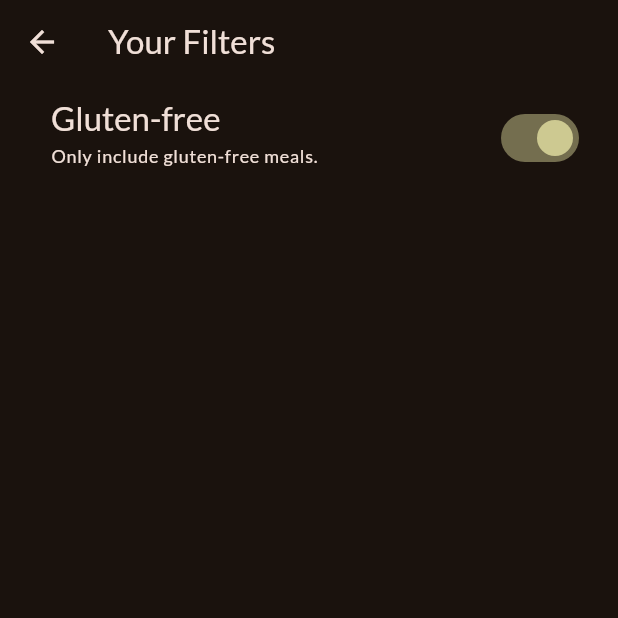
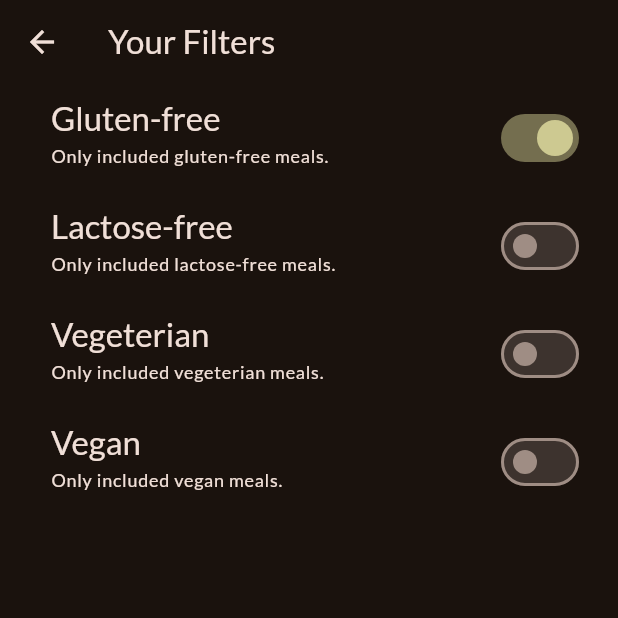
Before and after one commit to cocahonka/flutter-training-meals, a Flutter app: the FiltersScreen screen opened directly, after a tap on "Gluten-free", on a phone screen of 412 x 824 dp, the top half of it. Run offline on Flutter 3.47's test engine with Material 2 defaults, Android fonts, the phone set to English and light mode, and no system bars; our stand-ins replace google_fonts, transparent_image.

Commit message:
encapsulated the meal filters switch in a seperate widget

```diff
--- a/lib/screens/filters.dart
+++ /dev/null
@@ -1,47 +0,0 @@
-import 'package:flutter/material.dart';
-
-class FiltersScreen extends StatefulWidget {
-  const FiltersScreen({super.key});
-
-  @override
-  State<FiltersScreen> createState() => _FiltersScreenState();
-}
-
-class _FiltersScreenState extends State<FiltersScreen> {
-  var _glutenFreeFilterSet = false;
-
-  @override
-  Widget build(BuildContext context) {
-    return Scaffold(
-      appBar: AppBar(
-        title: const Text('Your Filters'),
-      ),
-      body: Column(
-        children: [
-          SwitchListTile(
-            value: _glutenFreeFilterSet,
-            onChanged: (isChecked) {
-              setState(() {
-                _glutenFreeFilterSet = isChecked;
-              });
-            },
-            title: Text(
-              'Gluten-free',
-              style: Theme.of(context).textTheme.titleLarge!.copyWith(
-                    color: Theme.of(context).colorScheme.onBackground,
-                  ),
-            ),
-            subtitle: Text(
-              'Only include gluten-free meals.',
-              style: Theme.of(context).textTheme.labelMedium!.copyWith(
-                    color: Theme.of(context).colorScheme.onBackground,
-                  ),
-            ),
-            activeColor: Theme.of(context).colorScheme.tertiary,
-            contentPadding: const EdgeInsets.only(left: 34, right: 22),
-          ),
-        ],
-      ),
-    );
-  }
-}
--- /dev/null
+++ b/lib/screens/filters_screen.dart
@@ -0,0 +1,76 @@
+import 'package:flutter/material.dart';
+import 'package:meals/widgets/filter_switch.dart';
+
+class FiltersScreen extends StatefulWidget {
+  const FiltersScreen({super.key});
+
+  @override
+  State<FiltersScreen> createState() => _FiltersScreenState();
+}
+
+class _FiltersScreenState extends State<FiltersScreen> {
+  var _glutenFreeFilterSet = false;
+  void _glutenFreeFilterChange(bool value) {
+    setState(() {
+      _glutenFreeFilterSet = value;
+    });
+  }
+
+  var _lactoseFreeFilterSet = false;
+  void _lactoseFreeFilterChange(bool value) {
+    setState(() {
+      _lactoseFreeFilterSet = value;
+    });
+  }
+
+  var _vegetarianFreeFilterSet = false;
+  void _vegetarianFreeFilterChange(bool value) {
+    setState(() {
+      _vegetarianFreeFilterSet = value;
+    });
+  }
+
+  var _veganFilterSet = false;
+  void _veganFilterChange(bool value) {
+    setState(() {
+      _veganFilterSet = value;
+    });
+  }
+
+  @override
+  Widget build(BuildContext context) {
+    return Scaffold(
+      appBar: AppBar(
+        title: const Text('Your Filters'),
+      ),
+      body: Column(
+        children: [
+          FilterSwitch(
+            value: _glutenFreeFilterSet,
+            onChanged: _glutenFreeFilterChange,
+            title: 'Gluten-free',
+            subtitle: 'Only included gluten-free meals.',
+          ),
+          FilterSwitch(
+            value: _lactoseFreeFilterSet,
+            onChanged: _lactoseFreeFilterChange,
+            title: 'Lactose-free',
+            subtitle: 'Only included lactose-free meals.',
+          ),
+          FilterSwitch(
+            value: _vegetarianFreeFilterSet,
+            onChanged: _vegetarianFreeFilterChange,
+            title: 'Vegeterian',
+            subtitle: 'Only included vegeterian meals.',
+          ),
+          FilterSwitch(
+            value: _veganFilterSet,
+            onChanged: _veganFilterChange,
+            title: 'Vegan',
+            subtitle: 'Only included vegan meals.',
+          ),
+        ],
+      ),
+    );
+  }
+}
--- a/lib/screens/tabs_screen.dart
+++ b/lib/screens/tabs_screen.dart
@@ -1,7 +1,7 @@
 import 'package:flutter/material.dart';
 import 'package:meals/models/meal.dart';
 import 'package:meals/screens/categories_screen.dart';
-import 'package:meals/screens/filters.dart';
+import 'package:meals/screens/filters_screen.dart';
 import 'package:meals/screens/meals_screen.dart';
 import 'package:meals/widgets/main_drawer.dart';
 
--- /dev/null
+++ b/lib/widgets/filter_switch.dart
@@ -0,0 +1,38 @@
+import 'package:flutter/material.dart';
+
+class FilterSwitch extends StatelessWidget {
+  const FilterSwitch({
+    required this.value,
+    required this.onChanged,
+    required this.title,
+    required this.subtitle,
+    super.key,
+  });
+
+  final bool value;
+  final ValueSetter<bool> onChanged;
+  final String title;
+  final String subtitle;
+
+  @override
+  Widget build(BuildContext context) {
+    return SwitchListTile(
+      value: value,
+      onChanged: onChanged,
+      title: Text(
+        title,
+        style: Theme.of(context).textTheme.titleLarge!.copyWith(
+              color: Theme.of(context).colorScheme.onBackground,
+            ),
+      ),
+      subtitle: Text(
+        subtitle,
+        style: Theme.of(context).textTheme.labelMedium!.copyWith(
+              color: Theme.of(context).colorScheme.onBackground,
+            ),
+      ),
+      activeColor: Theme.of(context).colorScheme.tertiary,
+      contentPadding: const EdgeInsets.only(left: 34, right: 22),
+    );
+  }
+}
```
